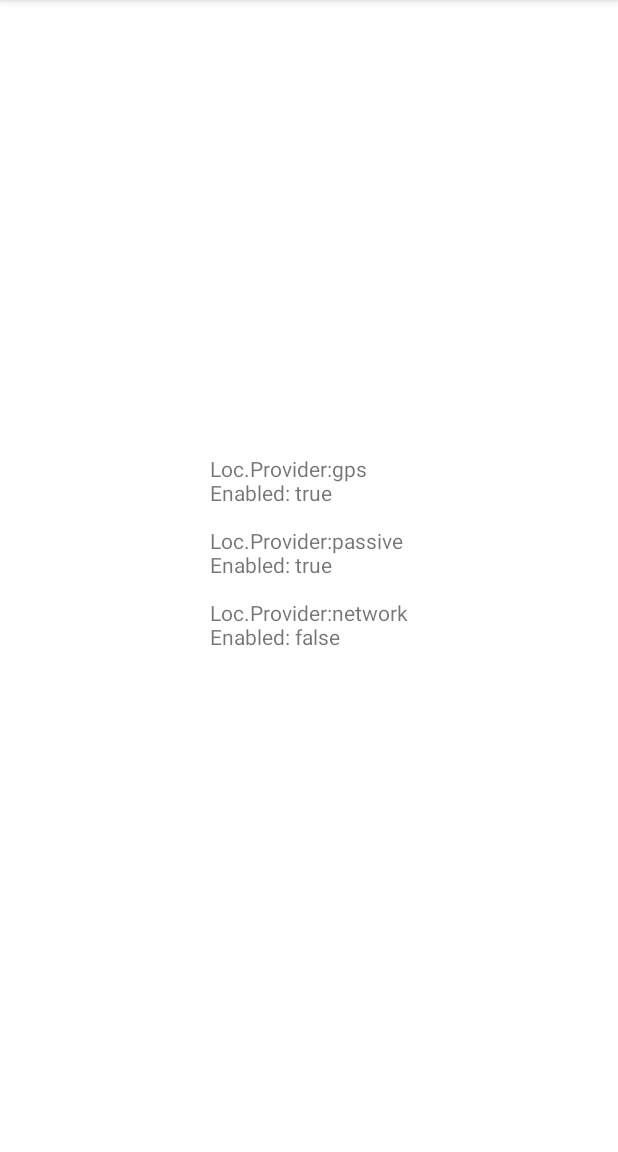
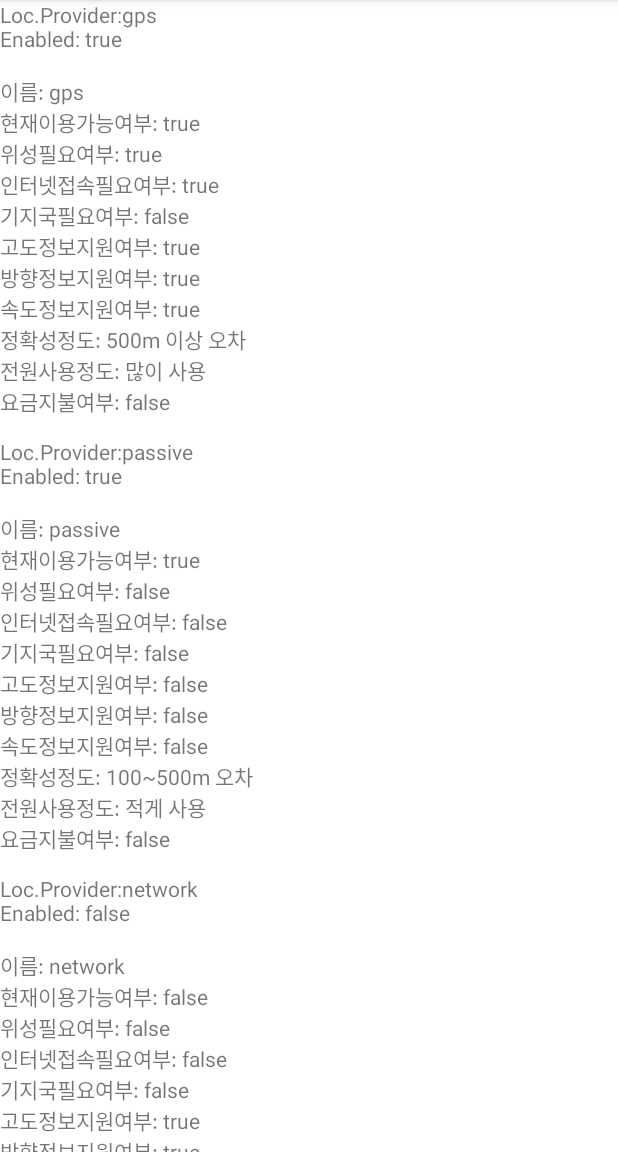
Before and after one commit to LeeHyunHo270/LocProviderinfo, an Android app: the screen it shows after launch (MainActivity), on a phone screen of 412 x 824 dp, the part 84-1236 px from its top. Run offline under Robolectric (Android 15) with nearby library versions, the phone set to English and light mode, and no system bars.

Commit message:
location providers info

```diff
--- a/app/src/main/java/com/example/locproviderinfo/MainActivity.java
+++ b/app/src/main/java/com/example/locproviderinfo/MainActivity.java
@@ -2,7 +2,9 @@ package com.example.locproviderinfo;
 
 import androidx.appcompat.app.AppCompatActivity;
 
+import android.location.Criteria;
 import android.location.LocationManager;
+import android.location.LocationProvider;
 import android.os.Bundle;
 import android.widget.TextView;
 
@@ -12,6 +14,7 @@ public class MainActivity extends AppCompatActivity {
     TextView txtInfo;
     LocationManager locManager;
     List<String> locProviderList;
+    LocationProvider locProvider;
 
     @Override
     protected void onCreate(Bundle savedInstanceState) {
@@ -25,9 +28,79 @@ public class MainActivity extends AppCompatActivity {
 
         txtInfo.setText("");
         for(String locProvName : locProviderList){
-            txtInfo.append("Loc.Provider:" + locProvName + "\n");
-                    txtInfo.append("Enabled: " + locManager.isProviderEnabled(locProvName)+"\n\n");
+                txtInfo.append("Loc.Provider:" + locProvName + "\n");
+                txtInfo.append("Enabled: " + locManager.isProviderEnabled(locProvName)+"\n\n");
+                switch (locProvName){
+                    case  "gps" : locProvider = locManager.getProvider(LocationManager.GPS_PROVIDER);
+                    break;
+                    case  "network" : locProvider = locManager.getProvider(LocationManager.NETWORK_PROVIDER);
+                    break;
+                    case  "passive" : locProvider = locManager.getProvider(LocationManager.PASSIVE_PROVIDER);
+                    default: break;
+                }
+                printInfo(locProvider);
+            }
+    }
+
+    private void printInfo(LocationProvider locationProvider) {
+        txtInfo.append("이름: " + locationProvider.getName() + "\n");
+
+        txtInfo.append("현재이용가능여부: " +
+
+                locManager.isProviderEnabled(locationProvider.getName()) + "\n");
+
+        txtInfo.append("위성필요여부: " + locationProvider.requiresSatellite() + "\n");
+
+        txtInfo.append("인터넷접속필요여부: " + locationProvider.requiresNetwork() + "\n");
+
+        txtInfo.append("기지국필요여부: " + locationProvider.requiresCell() + "\n");
+
+
+
+        txtInfo.append("고도정보지원여부: " + locationProvider.supportsAltitude() + "\n");
+
+        txtInfo.append("방향정보지원여부: " + locationProvider.supportsBearing() + "\n");
+
+        txtInfo.append("속도정보지원여부: " + locationProvider.supportsSpeed() + "\n");
+
+
+
+        String accuracy = "";
+
+        switch(locationProvider.getAccuracy()) {
+
+            //2.3부터 사용
+
+            case Criteria.ACCURACY_LOW:    accuracy="500m 이상 오차"; break;
+
+            case Criteria.ACCURACY_MEDIUM: accuracy="100~500m 오차"; break;
+
+            case Criteria.ACCURACY_HIGH:   accuracy="0~100m 오차"; break;
 
         }
+
+        txtInfo.append("정확성정도: " + accuracy + "\n");
+
+
+
+        String power = "";
+
+        switch(locationProvider.getPowerRequirement()) {
+
+            case Criteria.POWER_LOW:    power="적게 사용"; break;
+
+            case Criteria.POWER_MEDIUM: power="중간 사용"; break;
+
+            case Criteria.POWER_HIGH:   power="많이 사용"; break;
+
+        }
+
+        txtInfo.append("전원사용정도: " + power + "\n");
+
+
+
+        txtInfo.append("요금지불여부: " + locationProvider.hasMonetaryCost() + "\n");
+
+        txtInfo.append("\n");
     }
 }
--- a/app/src/main/res/layout/activity_main.xml
+++ b/app/src/main/res/layout/activity_main.xml
@@ -6,14 +6,21 @@
     android:layout_height="match_parent"
     tools:context=".MainActivity">
 
-    <TextView
-        android:layout_width="wrap_content"
-        android:layout_height="wrap_content"
-        android:text="Location Provider Info Goes Here"
-        android:id="@+id/txtInfo"
-        app:layout_constraintBottom_toBottomOf="parent"
-        app:layout_constraintLeft_toLeftOf="parent"
-        app:layout_constraintRight_toRightOf="parent"
-        app:layout_constraintTop_toTopOf="parent" />
+    <ScrollView
+        android:layout_width="match_parent"
+        android:layout_height="match_parent">
+
+        <LinearLayout
+            android:layout_width="match_parent"
+            android:layout_height="wrap_content"
+            android:orientation="vertical" >
+
+            <TextView
+                android:id="@+id/txtInfo"
+                android:layout_width="wrap_content"
+                android:layout_height="wrap_content"
+                android:text="Location Provider Info Goes Here" />
+        </LinearLayout>
+    </ScrollView>
 
 </androidx.constraintlayout.widget.ConstraintLayout>
```
